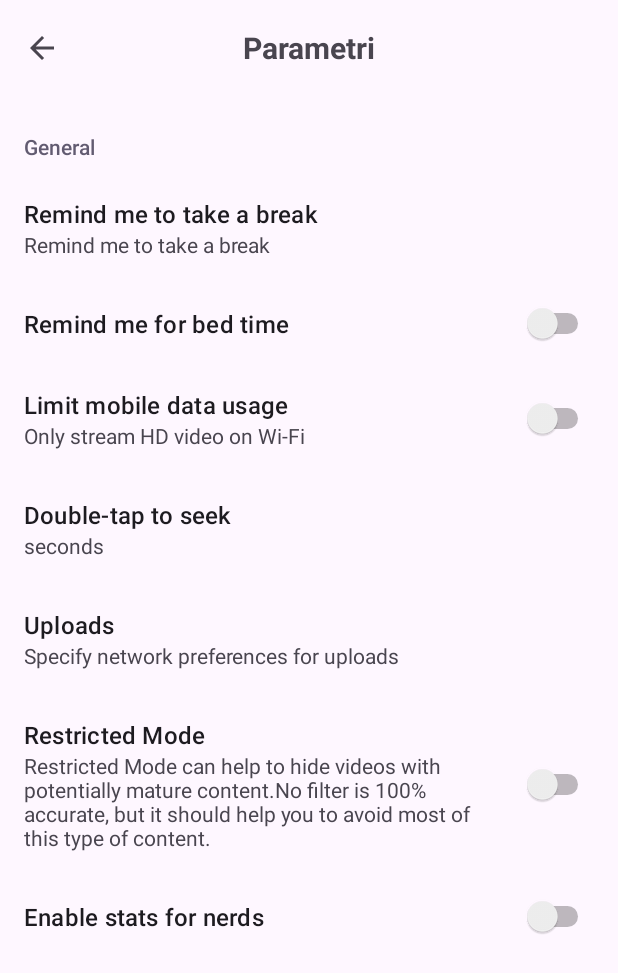
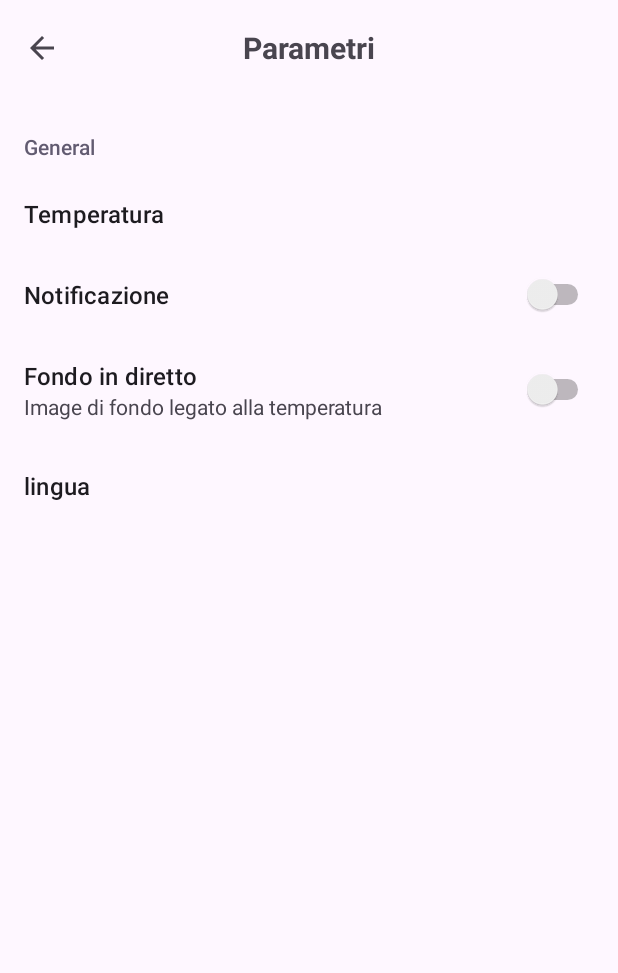
Before and after one commit to toyemryan/MeteoApp, an Android app: the SettingFragment screen opened directly, with no data from a screen before it, on a phone screen of 412 x 824 dp. Shown: the top 973 px of the screen. Run offline under Robolectric (Android 15) with nearby library versions, the phone set to English and light mode, and no system bars; our stand-ins replace androidx.preference, data binding; network calls fail.

Commit message:
small modification on setting preference

```diff
--- a/app/src/main/res/values/strings.xml
+++ b/app/src/main/res/values/strings.xml
@@ -39,6 +39,8 @@
     <string name="setting">Parametri</string>
     <string name="search">ricerca</string>
     <string name="result_cancel">Non è stato selezionato un luogo</string>
+    <string name="title_activity_place">PlaceActivity</string>
+
 
 
     <!-- Strings related to about page -->
@@ -46,68 +48,30 @@
     <string name="toyemgit">https://github.com/toyemryan/MeteoApp</string>
     <string name="lionelgit">https://github.com/c-ode6968</string>
 
+    <!-- Strings related to setting fragment-->
+    <string name="title_activity_setting">SettingActivity</string>
+    <string name="temperature">Temperatura</string>
+    <string name="notification">Notificazione</string>
+    <string name="live_data_background">Fondo in diretto</string>
+    <string name="live_data_background_explain">Image di fondo legato alla temperatura</string>
+    <string name="language">lingua</string>
 
-    <string name="title_activity_setting">SettingActivity</string>
-    <string name="remind_to_take_a_break">Remind me to take a break</string>
-    <string name="key_upload_quality">key_upload_quality</string>
-    <string name="remind_me">Remind me to take a break</string>
-    <string name="remind_me_for_bed_time">remind_me_for_bed_time</string>
-    <string name="remind_for_bed_time">Remind me for bed time</string>
-    <string name="limit_data_usage">prefs_limit_data_usage</string>
-    <string name="stream_video">Only stream HD video on Wi-Fi</string>
-    <string name="limit_mobile_usage">Limit mobile data usage</string>
-    <string name="double_tap_to_seek">Double-tap to seek</string>
-    <string name="pref_seek_val">pref_seek_val</string>
-    <string name="seconds">seconds</string>
-    <string name="uploads">Uploads</string>
-    <string name="pref_uploads">pref_uploads</string>
-    <string name="specify_network_prefs">Specify network preferences for uploads</string>
-    <string name="prefs_restricted_mode">prefs_restricted_mode</string>
-    <string name="restricted_mode">Restricted Mode can help to hide videos with potentially mature content.No filter is 100% accurate, but it should help you to avoid most of this type of content.</string>
-    <string name="restricted_mode_description">Restricted Mode</string>
-    <string name="prefs_enable_stats">prefs_enable_stats</string>
-    <string name="enable_stats">Enable stats for nerds</string>
-    <string name="temperature">Temperature</string>
-    <string name="date">Date</string>
-    <string name="todo">TODO</string>
 
-    <string-array name="pref_upload_quality_entries">
-        <item>360p</item>
-        <item>480p</item>
-        <item>720p</item>
-        <item>1080p</item>
-        <item>Original</item>
+    <string-array name="pref_temperature">
+        <item>°C</item>
+        <item>°F</item>
     </string-array>
 
-    <string-array name="pref_remind_me_to_take_a_break">
-        <item>1 hours</item>
-        <item>2 hours</item>
-        <item>3 hours</item>
-        <item>5 hours</item>
-        <item>10 hours</item>
+    <string-array name="pref_num">
+        <item>0</item>
+        <item>1</item>
     </string-array>
 
-    <string-array name="pref_seek_values">
-        <item>5</item>
-        <item>10</item>
-        <item>15</item>
-        <item>20</item>
-        <item>30</item>
+    <string-array name="pref_language">
+        <item>IT</item>
+        <item>FR</item>
     </string-array>
 
-    <string-array name="pref_duration">
-        <item>0</item>
-        <item>1</item>
-        <item>2</item>
-        <item>3</item>
-        <item>4</item>
-    </string-array>
-
-    <string-array name="pref_uploads">
-        <item>Only when on Wi-Fi</item>
-        <item>On any network</item>
-    </string-array>
-    <string name="title_activity_place">PlaceActivity</string>
 
 
 </resources>
--- a/app/src/main/res/xml/preferences.xml
+++ b/app/src/main/res/xml/preferences.xml
@@ -11,12 +11,11 @@
         <ListPreference
             app:iconSpaceReserved="false"
             android:defaultValue="3"
-            android:dialogTitle="@string/remind_to_take_a_break"
-            android:entries="@array/pref_remind_me_to_take_a_break"
-            android:entryValues="@array/pref_duration"
-            android:key="@string/key_upload_quality"
-            android:summary="@string/remind_me"
-            android:title="@string/remind_me" />
+            android:dialogTitle="@string/temperature"
+            android:entries="@array/pref_temperature"
+            android:entryValues="@array/pref_num"
+            android:key="@string/temperature"
+            android:title="@string/temperature" />
 
         <!--on below line we are creating a switch preference
             default value is use to set switch on or off
@@ -26,56 +25,29 @@
         <SwitchPreference
             app:iconSpaceReserved="false"
             android:defaultValue="false"
-            android:key="@string/remind_me_for_bed_time"
-            android:title="@string/remind_for_bed_time" />
+            android:key="@string/notification"
+            android:title="@string/notification" />
 
         <!--below switch preference is
             use for mobile data usage-->
         <SwitchPreference
             app:iconSpaceReserved="false"
             android:defaultValue="false"
-            android:key="@string/limit_data_usage"
-            android:summary="@string/stream_video"
-            android:title="@string/limit_mobile_usage" />
+            android:key="@string/live_data_background"
+            android:summary="@string/live_data_background_explain"
+            android:title="@string/live_data_background" />
 
-        <!--below list preference is use for
-            double tap to seek option-->
+
         <ListPreference
             app:iconSpaceReserved="false"
             android:defaultValue="1"
-            android:dialogTitle="@string/double_tap_to_seek"
-            android:entries="@array/pref_seek_values"
-            android:entryValues="@array/pref_duration"
-            android:key="@string/pref_seek_val"
-            android:summary="@string/seconds"
-            android:title="@string/double_tap_to_seek" />
+            android:dialogTitle="@string/language"
+            android:entries="@array/pref_language"
+            android:entryValues="@array/pref_num"
+            android:key="@string/language"
+            android:title="@string/language" />
 
-        <!--below option is use to create a list
-            preference for Upload preferences-->
-        <ListPreference
-            app:iconSpaceReserved="false"
-            android:defaultValue="1"
-            android:dialogTitle="@string/uploads"
-            android:entries="@array/pref_uploads"
-            android:entryValues="@array/pref_duration"
-            android:key="@string/pref_uploads"
-            android:summary="@string/specify_network_prefs"
-            android:title="Uploads" />
 
-        <!--below switch preferences is use to restrict mode-->
-        <SwitchPreference
-            app:iconSpaceReserved="false"
-            android:defaultValue="false"
-            android:key="@string/prefs_restricted_mode"
-            android:summary="@string/restricted_mode"
-            android:title="@string/restricted_mode_description" />
-
-        <!--below switch pref is use for enable stats option-->
-        <SwitchPreference
-            app:iconSpaceReserved="false"
-            android:defaultValue="false"
-            android:key="@string/prefs_enable_stats"
-            android:title="@string/enable_stats" />
 
     </PreferenceCategory>
 
```
